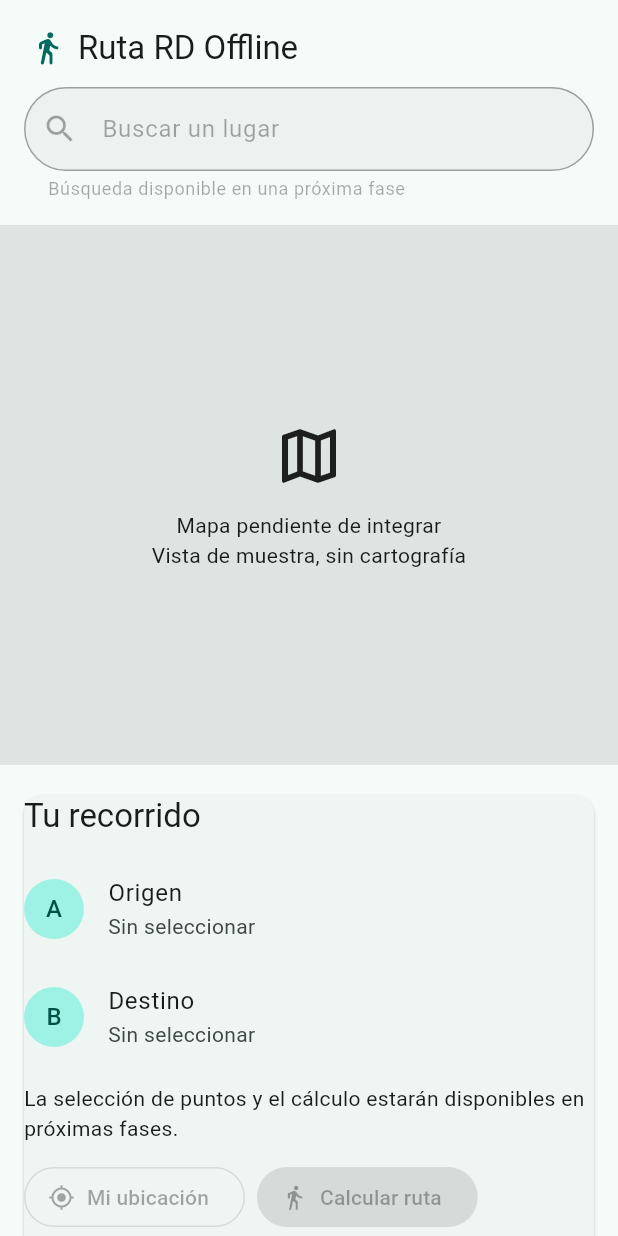
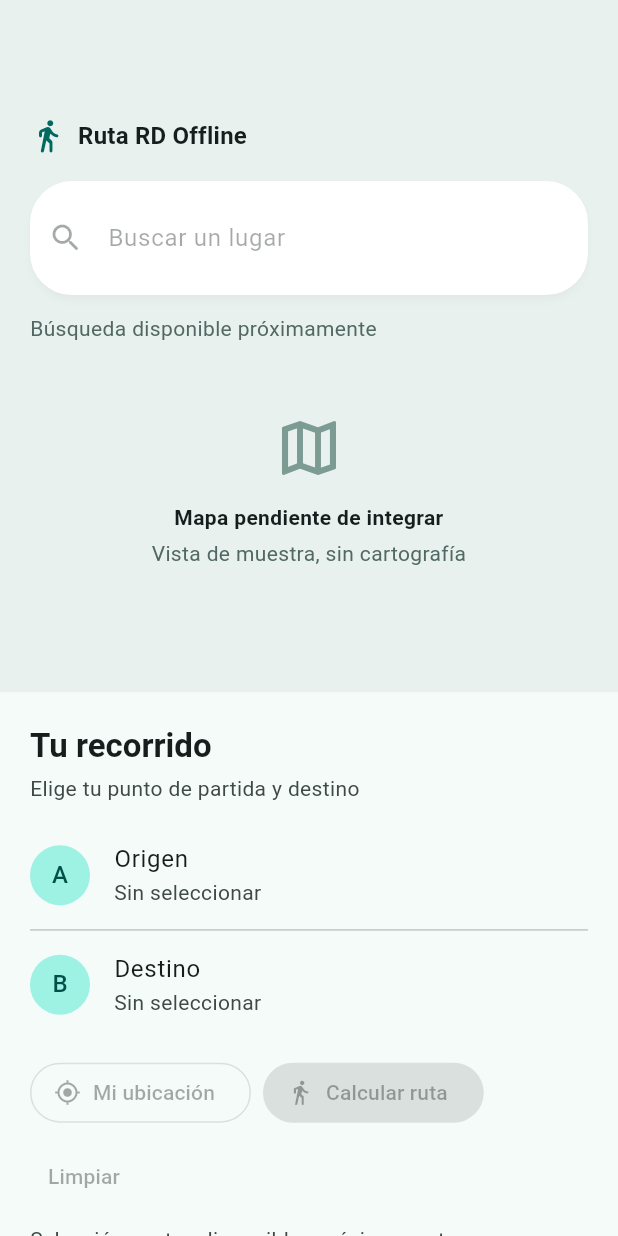
Before and after one commit to saulperezcarrasco-source/Proyecto-informatica, a Flutter app: the screen it shows after launch, on a phone screen of 412 x 824 dp. Run offline on Flutter 3.47's test engine with Material 3 defaults, Android fonts, the phone set to English and light mode, and no system bars; our stand-ins replace material_ui.

Commit message:
Simplificar pantalla principal de navegación

```diff
--- a/ruta_rd/lib/features/home/home_screen.dart
+++ b/ruta_rd/lib/features/home/home_screen.dart
@@ -70,86 +70,120 @@ class _HomeContent extends StatelessWidget {
   const _HomeContent();
 
   @override
-  Widget build(BuildContext context) => SingleChildScrollView(
-    padding: EdgeInsets.zero,
+  Widget build(BuildContext context) {
+    final colors = Theme.of(context).colorScheme;
+    return LayoutBuilder(
+      builder: (context, constraints) {
+        return SingleChildScrollView(
+          child: ConstrainedBox(
+            constraints: BoxConstraints(minHeight: constraints.maxHeight),
+            child: Column(
+              crossAxisAlignment: CrossAxisAlignment.stretch,
+              children: [
+                Container(
+                  color: const Color(0xffe8f1ee),
+                  constraints: BoxConstraints(
+                    minHeight: constraints.maxHeight * .56,
+                  ),
                   child: Center(
                     child: ConstrainedBox(
                       constraints: const BoxConstraints(maxWidth: 720),
+                      child: Padding(
+                        padding: const EdgeInsets.fromLTRB(20, 20, 20, 24),
                         child: Column(
                           crossAxisAlignment: CrossAxisAlignment.stretch,
                           children: [
-            Padding(
-              padding: const EdgeInsets.fromLTRB(20, 18, 20, 12),
-              child: Row(
+                            Row(
                               children: [
                                 Icon(
                                   Icons.directions_walk_rounded,
-                    color: Theme.of(context).colorScheme.primary,
+                                  color: colors.primary,
                                 ),
                                 const SizedBox(width: 8),
                                 Expanded(
                                   child: Text(
                                     'Ruta RD Offline',
-                      style: Theme.of(context).textTheme.titleLarge,
+                                    style: Theme.of(context)
+                                        .textTheme
+                                        .titleMedium
+                                        ?.copyWith(fontWeight: FontWeight.w700),
                                   ),
                                 ),
                               ],
                             ),
-            ),
-            const Padding(
-              padding: EdgeInsets.symmetric(horizontal: 16),
-              child: TextField(
+                            const SizedBox(height: 18),
+                            Material(
+                              color: Colors.white,
+                              elevation: 2,
+                              shadowColor: const Color(0x22000000),
+                              borderRadius: BorderRadius.circular(28),
+                              child: const TextField(
                                 enabled: false,
                                 decoration: InputDecoration(
                                   labelText: 'Buscar un lugar',
-                  helperText: 'Búsqueda disponible en una próxima fase',
-                  prefixIcon: Icon(Icons.search),
-                  filled: true,
-                  border: OutlineInputBorder(
-                    borderRadius: BorderRadius.all(Radius.circular(28)),
+                                  prefixIcon: Icon(Icons.search_rounded),
+                                  border: InputBorder.none,
+                                  contentPadding: EdgeInsets.symmetric(
+                                    horizontal: 20,
+                                    vertical: 18,
                                   ),
                                 ),
                               ),
                             ),
-            const SizedBox(height: 16),
-            Container(
-              constraints: const BoxConstraints(minHeight: 360),
-              decoration: BoxDecoration(
-                color: Theme.of(context).colorScheme.surfaceContainerHighest,
+                            const SizedBox(height: 12),
+                            const Text(
+                              'Búsqueda disponible próximamente',
+                              style: TextStyle(color: Color(0xff526963)),
                             ),
-              child: const Center(
-                child: Padding(
-                  padding: EdgeInsets.all(24),
+                            const SizedBox(height: 46),
+                            const Center(
                               child: Column(
-                    mainAxisSize: MainAxisSize.min,
                                 children: [
-                      Icon(Icons.map_outlined, size: 48),
+                                  Icon(
+                                    Icons.map_outlined,
+                                    size: 48,
+                                    color: Color(0xff7c9b92),
+                                  ),
                                   SizedBox(height: 12),
                                   Text(
                                     'Mapa pendiente de integrar',
                                     textAlign: TextAlign.center,
+                                    style: TextStyle(
+                                      fontWeight: FontWeight.w600,
                                     ),
+                                  ),
+                                  SizedBox(height: 4),
                                   Text(
                                     'Vista de muestra, sin cartografía',
                                     textAlign: TextAlign.center,
+                                    style: TextStyle(color: Color(0xff526963)),
+                                  ),
+                                ],
+                              ),
                             ),
                           ],
                         ),
                       ),
                     ),
                   ),
-            const SizedBox(height: 16),
-            Padding(
-              padding: const EdgeInsets.symmetric(horizontal: 12),
-              child: Card(
+                ),
+                Center(
+                  child: ConstrainedBox(
+                    constraints: const BoxConstraints(maxWidth: 720),
                     child: Padding(
-                  padding: EdgeInsets.zero,
+                      padding: const EdgeInsets.fromLTRB(20, 22, 20, 28),
                       child: Column(
                         crossAxisAlignment: CrossAxisAlignment.stretch,
                         children: [
                           Text(
                             'Tu recorrido',
-                        style: Theme.of(context).textTheme.titleLarge,
+                            style: Theme.of(context).textTheme.titleLarge
+                                ?.copyWith(fontWeight: FontWeight.w700),
+                          ),
+                          const SizedBox(height: 4),
+                          Text(
+                            'Elige tu punto de partida y destino',
+                            style: TextStyle(color: colors.onSurfaceVariant),
                           ),
                           const SizedBox(height: 12),
                           const ListTile(
@@ -158,15 +192,12 @@ class _HomeContent extends StatelessWidget {
                             subtitle: Text('Sin seleccionar'),
                             contentPadding: EdgeInsets.zero,
                           ),
+                          const Divider(height: 1),
                           const ListTile(
                             leading: CircleAvatar(child: Text('B')),
                             title: Text('Destino'),
                             subtitle: Text('Sin seleccionar'),
                             contentPadding: EdgeInsets.zero,
-                      ),
-                      const SizedBox(height: 8),
-                      const Text(
-                        'La selección de puntos y el cálculo estarán disponibles en próximas fases.',
                           ),
                           const SizedBox(height: 12),
                           Wrap(
@@ -175,32 +206,35 @@ class _HomeContent extends StatelessWidget {
                             children: [
                               OutlinedButton.icon(
                                 onPressed: null,
-                            icon: Icon(Icons.my_location),
-                            label: Text('Mi ubicación'),
+                                icon: const Icon(Icons.my_location),
+                                label: const Text('Mi ubicación'),
                               ),
                               FilledButton.icon(
                                 onPressed: null,
-                            icon: Icon(Icons.directions_walk),
-                            label: Text('Calcular ruta'),
+                                icon: const Icon(Icons.directions_walk),
+                                label: const Text('Calcular ruta'),
                               ),
-                          TextButton(onPressed: null, child: Text('Limpiar')),
+                              const TextButton(
+                                onPressed: null,
+                                child: Text('Limpiar'),
+                              ),
                             ],
+                          ),
+                          const SizedBox(height: 8),
+                          Text(
+                            'Selección y rutas disponibles próximamente.',
+                            style: TextStyle(color: colors.onSurfaceVariant),
                           ),
                         ],
                       ),
                     ),
                   ),
                 ),
-            const SizedBox(height: 12),
-            const Padding(
-              padding: EdgeInsets.fromLTRB(20, 0, 20, 24),
-              child: Text(
-                'Los resultados de búsqueda y el resumen de ruta aparecerán aquí cuando estén disponibles.',
-              ),
-            ),
               ],
             ),
           ),
-    ),
+        );
+      },
     );
   }
+}
```
Also changed, not shown: ruta_rd/docs/evidence/fase-1-actual.png (added), 1 other file. Lines whose indentation alone changed are shown as unchanged.
